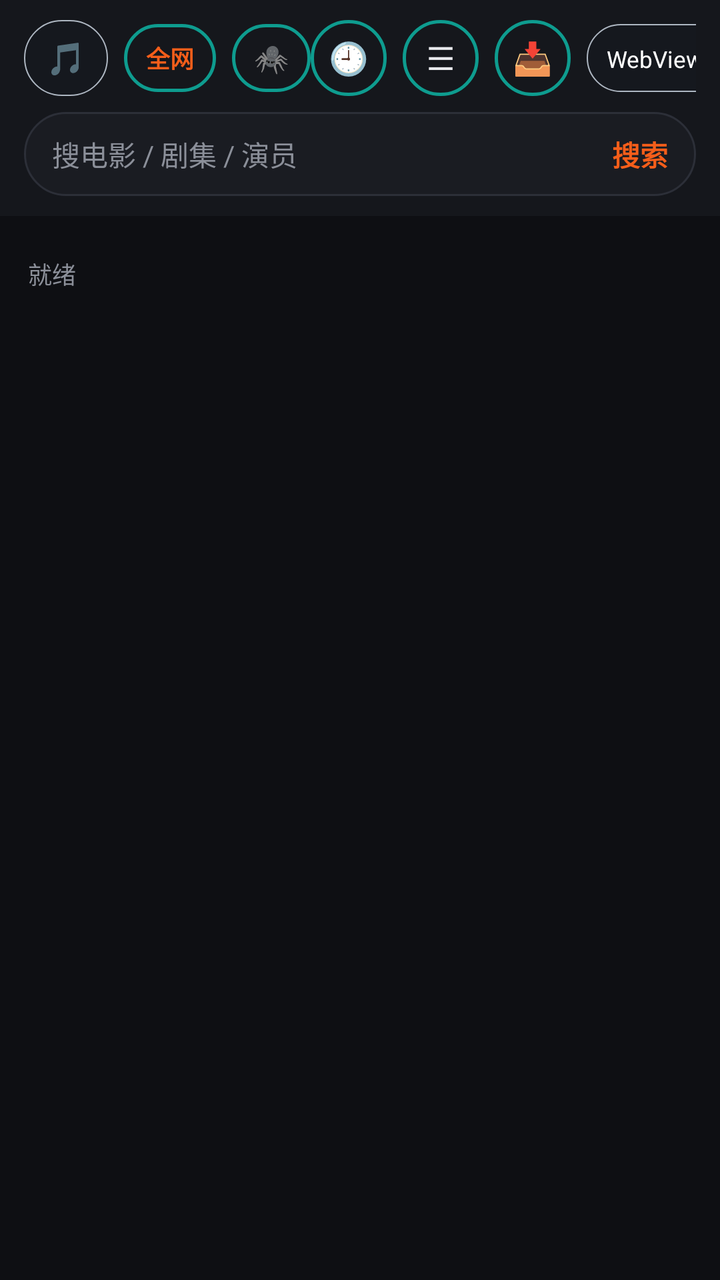
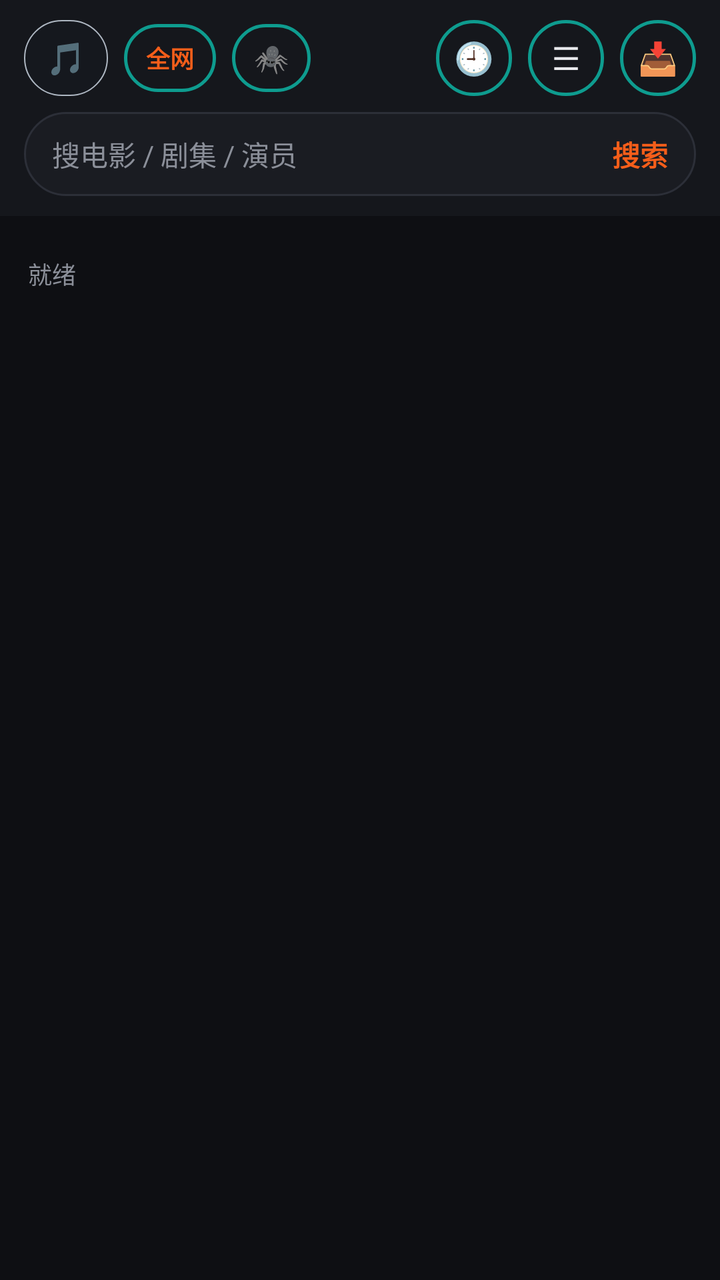

Screens rendered from an Android XML layout before and after an edit, with the pre-edit source and the edit as a unified diff.
<!-- AndroidManifest.xml: application theme AppTheme -->
<!-- res/layout/activity_native_video.xml -->
<?xml version="1.0" encoding="utf-8"?>
<FrameLayout xmlns:android="http://schemas.android.com/apk/res/android"
    android:layout_width="match_parent"
    android:layout_height="match_parent"
    android:background="#0e0f13">

    
    <LinearLayout
        android:id="@+id/nvMainPage"
        android:layout_width="match_parent"
        android:layout_height="match_parent"
        android:orientation="vertical">

        
        <LinearLayout
            android:layout_width="match_parent"
            android:layout_height="wrap_content"
            android:orientation="vertical"
            android:background="#15171c"
            android:paddingStart="12dp"
            android:paddingEnd="12dp"
            android:paddingTop="10dp"
            android:paddingBottom="10dp">

            <LinearLayout
                android:layout_width="match_parent"
                android:layout_height="wrap_content"
                android:orientation="horizontal"
                android:gravity="center_vertical">

                <TextView
                    android:id="@+id/nvMusic"
                    android:layout_width="wrap_content"
                    android:layout_height="38dp"
                    android:gravity="center"
                    android:paddingStart="11dp"
                    android:paddingEnd="11dp"
                    android:text="🎵"
                    android:textSize="16sp"
                    android:textColor="#FFFFFF"
                    android:background="@drawable/bg_pill_purple"/>

                <TextView
                    android:id="@+id/nvScope"
                    android:layout_width="wrap_content"
                    android:layout_height="34dp"
                    android:gravity="center"
                    android:layout_marginStart="8dp"
                    android:paddingStart="11dp"
                    android:paddingEnd="11dp"
                    android:text="全网"
                    android:textSize="12sp"
                    android:textStyle="bold"
                    android:textColor="#F55E1A"
                    android:background="@drawable/bg_pill_outline"/>

                <TextView
                    android:id="@+id/nvSpider"
                    android:layout_width="wrap_content"
                    android:layout_height="34dp"
                    android:gravity="center"
                    android:layout_marginStart="8dp"
                    android:paddingStart="11dp"
                    android:paddingEnd="11dp"
                    android:text="🕷"
                    android:textSize="14sp"
                    android:textColor="#8b8f99"
                    android:background="@drawable/bg_pill_outline"/>

                <View android:layout_width="0dp" android:layout_height="1dp" android:layout_weight="1"/>

                <TextView
                    android:id="@+id/nvHistory"
                    android:layout_width="38dp"
                    android:layout_height="38dp"
                    android:gravity="center"
                    android:text="🕘"
                    android:textSize="16sp"
                    android:textColor="#e9eaee"
                    android:background="@drawable/bg_pill_outline"/>

                <TextView
                    android:id="@+id/nvSources"
                    android:layout_width="38dp"
                    android:layout_height="38dp"
                    android:gravity="center"
                    android:layout_marginStart="8dp"
                    android:text="☰"
                    android:textSize="16sp"
                    android:textColor="#e9eaee"
                    android:background="@drawable/bg_pill_outline"/>

                <TextView
                    android:id="@+id/nvDownloads"
                    android:layout_width="38dp"
                    android:layout_height="38dp"
                    android:gravity="center"
                    android:layout_marginStart="8dp"
                    android:text="📥"
                    android:textSize="16sp"
                    android:textColor="#e9eaee"
                    android:background="@drawable/bg_pill_outline"/>

                <TextView
                    android:id="@+id/nvSwitch"
                    android:layout_width="wrap_content"
                    android:layout_height="34dp"
                    android:gravity="center"
                    android:layout_marginStart="8dp"
                    android:paddingStart="10dp"
                    android:paddingEnd="10dp"
                    android:text="WebView版 ›"
                    android:textSize="11.5sp"
                    android:textColor="#FFFFFF"
                    android:background="@drawable/bg_pill_purple"/>
            </LinearLayout>

            
            <LinearLayout
                android:layout_width="match_parent"
                android:layout_height="42dp"
                android:orientation="horizontal"
                android:gravity="center_vertical"
                android:layout_marginTop="8dp"
                android:background="@drawable/bg_nv_search">

                <EditText
                    android:id="@+id/nvKw"
                    android:layout_width="0dp"
                    android:layout_height="match_parent"
                    android:layout_weight="1"
                    android:background="@null"
                    android:hint="搜电影 / 剧集 / 演员"
                    android:textColorHint="#8b8f99"
                    android:textColor="#e9eaee"
                    android:singleLine="true"
                    android:imeOptions="actionSearch"
                    android:paddingStart="14dp"
                    android:paddingEnd="8dp"
                    android:textSize="14sp"/>

                <TextView
                    android:id="@+id/nvGo"
                    android:layout_width="wrap_content"
                    android:layout_height="match_parent"
                    android:gravity="center"
                    android:paddingStart="10dp"
                    android:paddingEnd="14dp"
                    android:text="搜索"
                    android:textSize="14sp"
                    android:textStyle="bold"
                    android:textColor="#F55E1A"/>
            </LinearLayout>
        </LinearLayout>

        
        <HorizontalScrollView
            android:id="@+id/nvChipsScroll"
            android:layout_width="match_parent"
            android:layout_height="wrap_content"
            android:scrollbars="none">
            <LinearLayout
                android:id="@+id/nvChips"
                android:layout_width="wrap_content"
                android:layout_height="wrap_content"
                android:orientation="horizontal"
                android:paddingStart="12dp"
                android:paddingEnd="12dp"
                android:paddingTop="10dp"
                android:paddingBottom="4dp"/>
        </HorizontalScrollView>

        
        <LinearLayout
            android:layout_width="match_parent"
            android:layout_height="wrap_content"
            android:orientation="horizontal"
            android:paddingStart="14dp"
            android:paddingEnd="14dp"
            android:paddingTop="6dp"
            android:paddingBottom="6dp">
            <TextView
                android:id="@+id/nvStat"
                android:layout_width="0dp"
                android:layout_height="wrap_content"
                android:layout_weight="1"
                android:text="就绪"
                android:textSize="12sp"
                android:textColor="#8b8f99"/>
            <TextView
                android:id="@+id/nvLoad"
                android:layout_width="wrap_content"
                android:layout_height="wrap_content"
                android:textSize="12sp"
                android:textColor="#ff7a3c"/>
        </LinearLayout>

        
        <FrameLayout
            android:layout_width="match_parent"
            android:layout_height="0dp"
            android:layout_weight="1">

            <androidx.recyclerview.widget.RecyclerView
                android:id="@+id/nvMainList"
                android:layout_width="match_parent"
                android:layout_height="match_parent"
                android:clipToPadding="false"
                android:paddingBottom="16dp"/>

            <TextView
                android:id="@+id/nvEmpty"
                android:layout_width="match_parent"
                android:layout_height="match_parent"
                android:gravity="center"
                android:text="没有数据\n检查网络或点其他榜单"
                android:textSize="14sp"
                android:lineSpacingExtra="6dp"
                android:textColor="#8b8f99"
                android:visibility="gone"/>

            
            <LinearLayout
                android:id="@+id/nvHistPanel"
                android:layout_width="match_parent"
                android:layout_height="wrap_content"
                android:orientation="vertical"
                android:background="#1a1c22"
                android:elevation="8dp"
                android:visibility="gone"/>
        </FrameLayout>
    </LinearLayout>

    
    <LinearLayout
        android:id="@+id/nvSearchPage"
        android:layout_width="match_parent"
        android:layout_height="match_parent"
        android:orientation="vertical"
        android:background="#0e0f13"
        android:visibility="gone">

        <LinearLayout
            android:layout_width="match_parent"
            android:layout_height="52dp"
            android:orientation="horizontal"
            android:gravity="center_vertical"
            android:background="#1a1c22"
            android:paddingStart="10dp"
            android:paddingEnd="12dp">
            <TextView
                android:id="@+id/nvSpBack"
                android:layout_width="32dp"
                android:layout_height="32dp"
                android:gravity="center"
                android:text="‹"
                android:textSize="22sp"
                android:textColor="#e9eaee"
                android:background="@drawable/bg_pill_outline"/>
            <TextView
                android:id="@+id/nvSpKw"
                android:layout_width="0dp"
                android:layout_height="wrap_content"
                android:layout_weight="1"
                android:layout_marginStart="10dp"
                android:textSize="15sp"
                android:textStyle="bold"
                android:textColor="#e9eaee"
                android:maxLines="1"
                android:ellipsize="end"/>
            <TextView
                android:id="@+id/nvSpStat"
                android:layout_width="wrap_content"
                android:layout_height="wrap_content"
                android:layout_marginStart="8dp"
                android:textSize="11sp"
                android:textColor="#8b8f99"
                android:maxLines="1"
                android:ellipsize="end"/>
        </LinearLayout>

        <LinearLayout
            android:layout_width="match_parent"
            android:layout_height="0dp"
            android:layout_weight="1"
            android:orientation="horizontal">
            <androidx.recyclerview.widget.RecyclerView
                android:id="@+id/nvSrcTabs"
                android:layout_width="118dp"
                android:layout_height="match_parent"
                android:background="#22252d"/>
            <androidx.recyclerview.widget.RecyclerView
                android:id="@+id/nvSrcResults"
                android:layout_width="0dp"
                android:layout_height="match_parent"
                android:layout_weight="1"
                android:clipToPadding="false"
                android:padding="8dp"/>
        </LinearLayout>
    </LinearLayout>

    
    <FrameLayout
        android:id="@+id/nvSheet"
        android:layout_width="match_parent"
        android:layout_height="match_parent"
        android:background="#e6000000"
        android:visibility="gone">
        <FrameLayout
            android:layout_width="match_parent"
            android:layout_height="match_parent"
            android:layout_marginTop="28dp"
            android:background="#1a1c22">
            <ScrollView
                android:layout_width="match_parent"
                android:layout_height="match_parent">
                <LinearLayout
                    android:layout_width="match_parent"
                    android:layout_height="wrap_content"
                    android:orientation="vertical"
                    android:paddingStart="14dp"
                    android:paddingEnd="14dp"
                    android:paddingTop="16dp"
                    android:paddingBottom="28dp">

                    <TextView
                        android:id="@+id/nvDClose"
                        android:layout_width="wrap_content"
                        android:layout_height="wrap_content"
                        android:layout_gravity="end"
                        android:text="✕"
                        android:textSize="22sp"
                        android:textColor="#8b8f99"
                        android:paddingStart="8dp"
                        android:paddingEnd="8dp"/>

                    <LinearLayout
                        android:layout_width="match_parent"
                        android:layout_height="wrap_content"
                        android:orientation="horizontal"
                        android:gravity="top">
                        <ImageView
                            android:id="@+id/nvDPic"
                            android:layout_width="104dp"
                            android:layout_height="150dp"
                            android:scaleType="centerCrop"
                            android:background="@drawable/bg_his_pic"/>
                        <LinearLayout
                            android:layout_width="0dp"
                            android:layout_height="wrap_content"
                            android:layout_weight="1"
                            android:orientation="vertical"
                            android:layout_marginStart="12dp">
                            <TextView
                                android:id="@+id/nvDTit"
                                android:layout_width="match_parent"
                                android:layout_height="wrap_content"
                                android:textSize="18sp"
                                android:textStyle="bold"
                                android:textColor="#e9eaee"
                                android:lineSpacingExtra="2dp"/>
                            <TextView
                                android:id="@+id/nvDInfo"
                                android:layout_width="match_parent"
                                android:layout_height="wrap_content"
                                android:layout_marginTop="6dp"
                                android:textSize="12.5sp"
                                android:textColor="#8b8f99"
                                android:lineSpacingExtra="3dp"/>
                        </LinearLayout>
                    </LinearLayout>

                    <TextView
                        android:id="@+id/nvDDesc"
                        android:layout_width="match_parent"
                        android:layout_height="wrap_content"
                        android:layout_marginTop="10dp"
                        android:maxHeight="110dp"
                        android:textSize="13sp"
                        android:textColor="#b8bcc6"
                        android:lineSpacingExtra="3dp"/>

                    <HorizontalScrollView
                        android:layout_width="match_parent"
                        android:layout_height="wrap_content"
                        android:layout_marginTop="14dp"
                        android:scrollbars="none">
                        <LinearLayout
                            android:id="@+id/nvDetailTabs"
                            android:layout_width="wrap_content"
                            android:layout_height="wrap_content"
                            android:orientation="horizontal"/>
                    </HorizontalScrollView>

                    <TextView
                        android:id="@+id/nvEpsHint"
                        android:layout_width="match_parent"
                        android:layout_height="wrap_content"
                        android:layout_marginTop="8dp"
                        android:textSize="13.5sp"
                        android:textStyle="bold"
                        android:textColor="#e9eaee"/>

                    <GridLayout
                        android:id="@+id/nvEpsGrid"
                        android:layout_width="match_parent"
                        android:layout_height="wrap_content"
                        android:columnCount="4"
                        android:alignmentMode="alignMargins"
                        android:layout_marginTop="6dp"/>
                </LinearLayout>
            </ScrollView>
        </FrameLayout>
    </FrameLayout>

    
    <LinearLayout
        android:id="@+id/nvDlPage"
        android:layout_width="match_parent"
        android:layout_height="match_parent"
        android:orientation="vertical"
        android:background="#0e0f13"
        android:visibility="gone">
        <LinearLayout
            android:layout_width="match_parent"
            android:layout_height="52dp"
            android:orientation="horizontal"
            android:gravity="center_vertical"
            android:background="#1a1c22"
            android:paddingStart="12dp">
            <TextView
                android:id="@+id/nvDlBack"
                android:layout_width="32dp"
                android:layout_height="32dp"
                android:gravity="center"
                android:text="‹"
                android:textSize="22sp"
                android:textColor="#e9eaee"
                android:background="@drawable/bg_pill_outline"/>
            <TextView
                android:layout_width="wrap_content"
                android:layout_height="wrap_content"
                android:layout_marginStart="12dp"
                android:text="下载管理"
                android:textSize="16sp"
                android:textStyle="bold"
                android:textColor="#e9eaee"/>
        </LinearLayout>
        <androidx.recyclerview.widget.RecyclerView
            android:id="@+id/nvDlList"
            android:layout_width="match_parent"
            android:layout_height="0dp"
            android:layout_weight="1"
            android:clipToPadding="false"
            android:padding="10dp"/>
        <TextView
            android:id="@+id/nvDlEmpty"
            android:layout_width="match_parent"
            android:layout_height="0dp"
            android:layout_weight="1"
            android:gravity="center"
            android:text="还没有下载的视频\n点选集右上角 ⬇ 下载"
            android:textSize="14sp"
            android:lineSpacingExtra="6dp"
            android:textColor="#8b8f99"
            android:visibility="gone"/>
    </LinearLayout>

    
    <FrameLayout
        android:id="@+id/nvSrcDrawer"
        android:layout_width="match_parent"
        android:layout_height="match_parent"
        android:visibility="gone">
        <View
            android:id="@+id/nvSrcMask"
            android:layout_width="match_parent"
            android:layout_height="match_parent"
            android:background="#99000000"/>
        <LinearLayout
            android:layout_width="320dp"
            android:layout_height="match_parent"
            android:orientation="vertical"
            android:background="#1a1c22"
            android:padding="16dp">
            <TextView
                android:layout_width="wrap_content"
                android:layout_height="wrap_content"
                android:text="接口源管理"
                android:textSize="16sp"
                android:textStyle="bold"
                android:textColor="#e9eaee"/>
            <androidx.recyclerview.widget.RecyclerView
                android:id="@+id/nvSrcList"
                android:layout_width="match_parent"
                android:layout_height="0dp"
                android:layout_weight="1"
                android:layout_marginTop="10dp"/>
            <EditText
                android:id="@+id/nvSrcName"
                android:layout_width="match_parent"
                android:layout_height="40dp"
                android:hint="名称，如：盒子迷多仓"
                android:textColor="#e9eaee"
                android:textColorHint="#8b8f99"
                android:background="@drawable/bg_nv_search"
                android:paddingStart="12dp"
                android:textSize="13sp"/>
            <EditText
                android:id="@+id/nvSrcUrl"
                android:layout_width="match_parent"
                android:layout_height="40dp"
                android:layout_marginTop="8dp"
                android:hint="订阅地址 .json"
                android:textColor="#e9eaee"
                android:textColorHint="#8b8f99"
                android:background="@drawable/bg_nv_search"
                android:paddingStart="12dp"
                android:textSize="13sp"/>
            <TextView
                android:id="@+id/nvSrcAdd"
                android:layout_width="match_parent"
                android:layout_height="42dp"
                android:gravity="center"
                android:layout_marginTop="10dp"
                android:text="添加源"
                android:textSize="14sp"
                android:textStyle="bold"
                android:textColor="#FFFFFF"
                android:background="@drawable/bg_pill_purple"/>
        </LinearLayout>
    </FrameLayout>

    
    <TextView
        android:id="@+id/nvToast"
        android:layout_width="wrap_content"
        android:layout_height="wrap_content"
        android:layout_gravity="bottom|center_horizontal"
        android:layout_marginBottom="70dp"
        android:background="#e6000000"
        android:paddingStart="16dp"
        android:paddingEnd="16dp"
        android:paddingTop="10dp"
        android:paddingBottom="10dp"
        android:textSize="13sp"
        android:textColor="#FFFFFF"
        android:alpha="0"
        android:visibility="gone"/>
</FrameLayout>
<!-- resources referenced by this layout -->
<resources>
  <!-- drawable bg_his_pic (drawable) -->
  <?xml version="1.0" encoding="utf-8"?>
  <shape xmlns:android="http://schemas.android.com/apk/res/android"
      android:shape="rectangle">
      <corners android:radius="8dp"/>
      <solid android:color="@color/surface_variant"/>
  </shape>
  <!-- drawable bg_nv_search (drawable) -->
  <?xml version="1.0" encoding="utf-8"?>
  <shape xmlns:android="http://schemas.android.com/apk/res/android" android:shape="rectangle">
      <solid android:color="#1a1c22"/>
      <stroke android:width="1dp" android:color="#2c2f38"/>
      <corners android:radius="999dp"/>
  </shape>
  <!-- drawable bg_pill_outline (drawable) -->
  <?xml version="1.0" encoding="utf-8"?>
  <shape xmlns:android="http://schemas.android.com/apk/res/android"
      android:shape="rectangle">
      <solid android:color="@android:color/transparent" />
      <stroke
          android:width="1.5dp"
          android:color="?attr/colorPrimary" />
      <corners android:radius="18dp" />
  </shape>
  <!-- drawable bg_pill_purple (drawable) -->
  <?xml version="1.0" encoding="utf-8"?>
  <shape xmlns:android="http://schemas.android.com/apk/res/android"
      android:shape="rectangle">
      <solid android:color="#55161B21"/>
      <corners android:radius="19dp"/>
      <stroke
          android:width="0.5dp"
          android:color="#AEB7C2"/>
  </shape>
  <style name="AppTheme" parent="Theme.Material3.DayNight.NoActionBar">
          <item name="colorPrimary">#0E9C8F</item>
          <item name="colorPrimaryDark">#00796B</item>
          <item name="colorAccent">#0E9C8F</item>
          <item name="android:colorBackground">@color/background</item>
          <item name="colorSurface">@color/surface</item>
          <item name="colorOnSurface">@color/on_surface</item>
          <item name="colorOnSurfaceVariant">@color/on_surface_variant</item>
          <item name="android:windowLightStatusBar">true</item>
          <item name="android:statusBarColor">@color/background</item>
          <item name="android:navigationBarColor">@color/background</item>
          <item name="android:fontFamily">sans-serif</item>
          
          <item name="gdTextPrimary">#FFFFFFFF</item>
          <item name="gdTextSecondary">#B8FFFFFF</item>
          <item name="gdTextHint">#99FFFFFF</item>
          <item name="gdIconTint">#FFFFFFFF</item>
          <item name="gdPlayerBarBg">#1F2B3641</item>
          <item name="gdAccent">#FF46525E</item>
          
          <item name="android:windowBackground">@drawable/bg_splash_window</item>
      </style>
  <color name="surface_variant">#F0E9E3</color>
  <color name="background">#FAF6F2</color>
  <color name="surface">#FFFFFF</color>
  <color name="on_surface">#241A14</color>
  <color name="on_surface_variant">#7A6A60</color>
  <!-- drawable bg_splash_window (drawable) -->
  <?xml version="1.0" encoding="utf-8"?>
  <layer-list xmlns:android="http://schemas.android.com/apk/res/android">
      <item android:drawable="@color/background"/>
  </layer-list>
</resources>

<!-- the commit's change to res/layout/activity_native_video.xml (unified diff, before → after) -->
@@ -101,18 +101,6 @@
                     android:textColor="#e9eaee"
                     android:background="@drawable/bg_pill_outline"/>
 
-                <TextView
-                    android:id="@+id/nvSwitch"
-                    android:layout_width="wrap_content"
-                    android:layout_height="34dp"
-                    android:gravity="center"
-                    android:layout_marginStart="8dp"
-                    android:paddingStart="10dp"
-                    android:paddingEnd="10dp"
-                    android:text="WebView版 ›"
-                    android:textSize="11.5sp"
-                    android:textColor="#FFFFFF"
-                    android:background="@drawable/bg_pill_purple"/>
             </LinearLayout>
 
             
